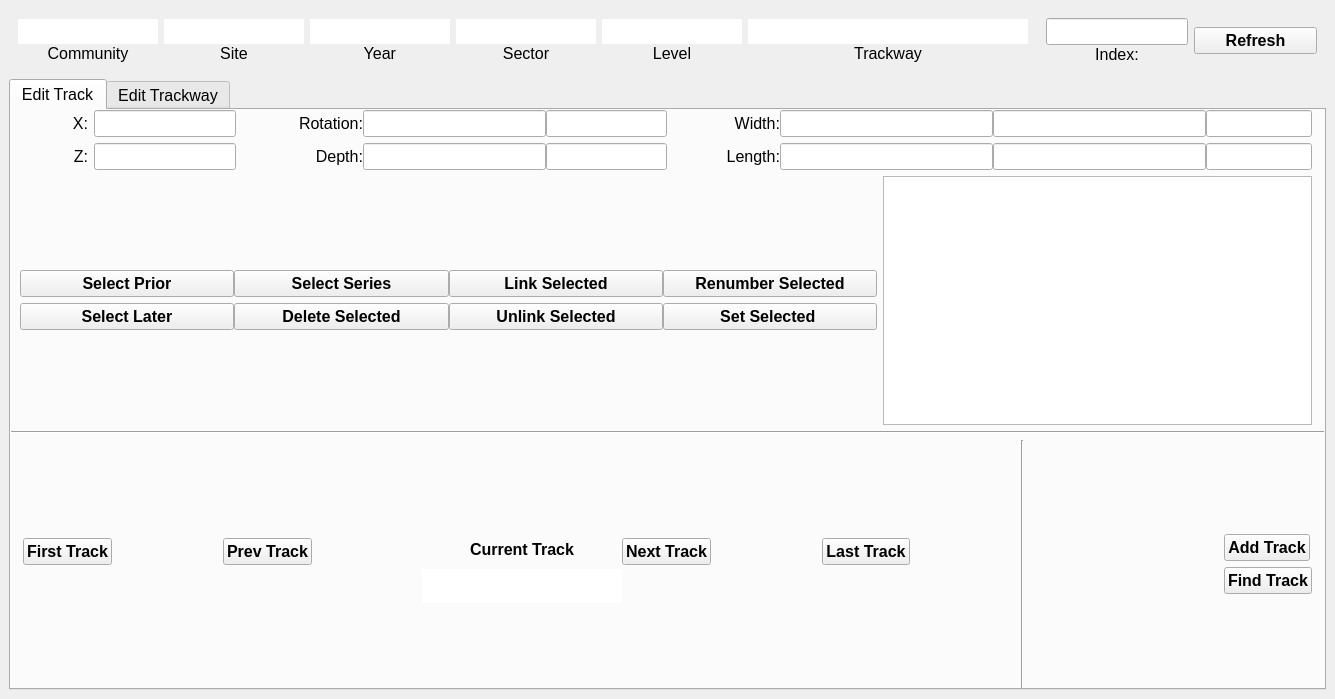
sernst/Cadence, file resources/widget/tools/TrackwayManagerWidget/TrackwayManagerWidget.ui: the form before one commit.
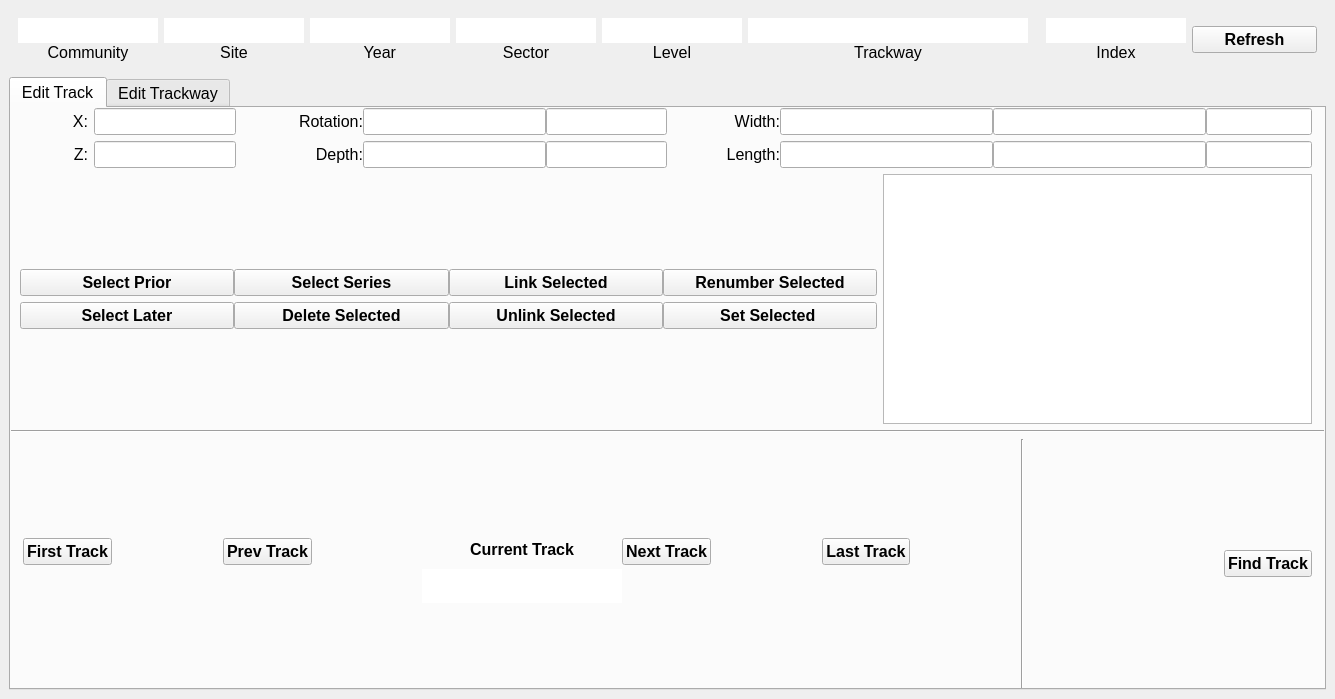
The form after the commit. Icons and pictures are not drawn.

Commit message: KAS: next step in refactoring TrackwayManagerWidget to use db protocols

What changed in the file:
```diff
--- a/resources/widget/tools/TrackwayManagerWidget/TrackwayManagerWidget.ui
+++ b/resources/widget/tools/TrackwayManagerWidget/TrackwayManagerWidget.ui
@@ -559,7 +559,7 @@
                </font>
               </property>
               <property name="frame">
-               <bool>true</bool>
+               <bool>false</bool>
               </property>
               <property name="alignment">
                <set>Qt::AlignRight|Qt::AlignTrailing|Qt::AlignVCenter</set>
@@ -583,7 +583,7 @@
                <enum>Qt::DefaultContextMenu</enum>
               </property>
               <property name="text">
-               <string>Index:</string>
+               <string>Index</string>
               </property>
               <property name="alignment">
                <set>Qt::AlignCenter</set>
@@ -2068,26 +2068,6 @@
                 <property name="margin">
                  <number>0</number>
                 </property>
-                <item>
-                 <widget class="QPushButton" name="addBtn">
-                  <property name="sizePolicy">
-                   <sizepolicy hsizetype="Fixed" vsizetype="Fixed">
-                    <horstretch>0</horstretch>
-                    <verstretch>0</verstretch>
-                   </sizepolicy>
-                  </property>
-                  <property name="font">
-                   <font>
-                    <pointsize>12</pointsize>
-                    <weight>75</weight>
-                    <bold>true</bold>
-                   </font>
-                  </property>
-                  <property name="text">
-                   <string>Add Track</string>
-                  </property>
-                 </widget>
-                </item>
                 <item>
                  <widget class="QPushButton" name="findBtn">
                   <property name="sizePolicy">
```
Left out of the diff: 20 changed lines with no effect on the pictures. The commit also changes 6 other files.
